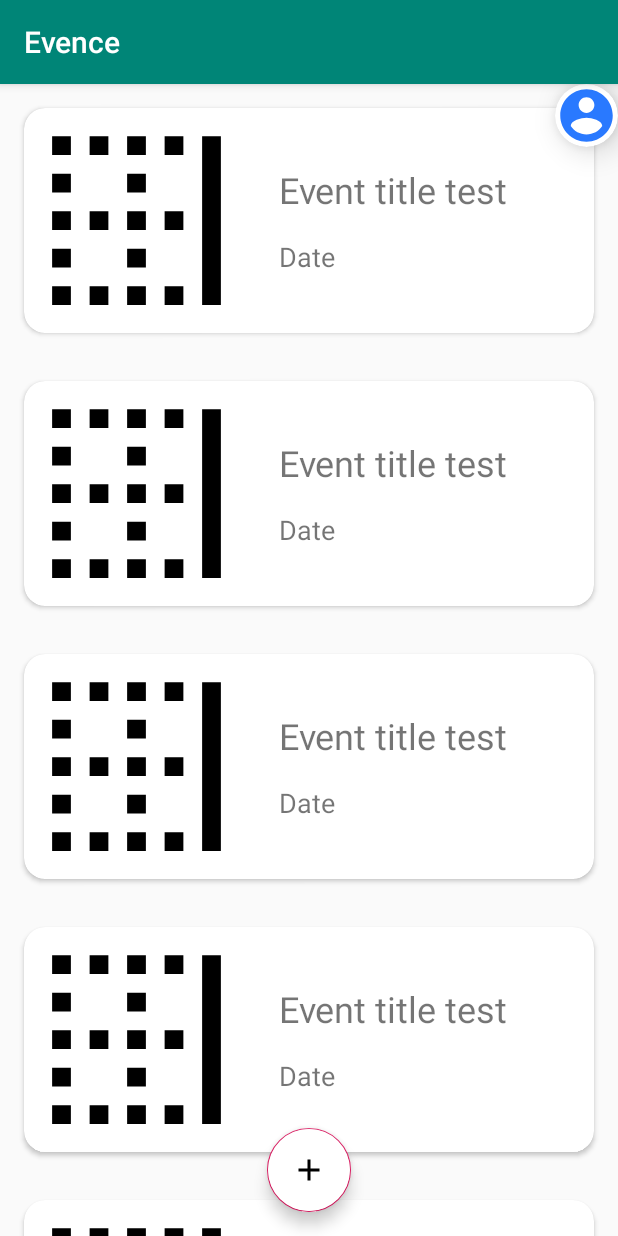
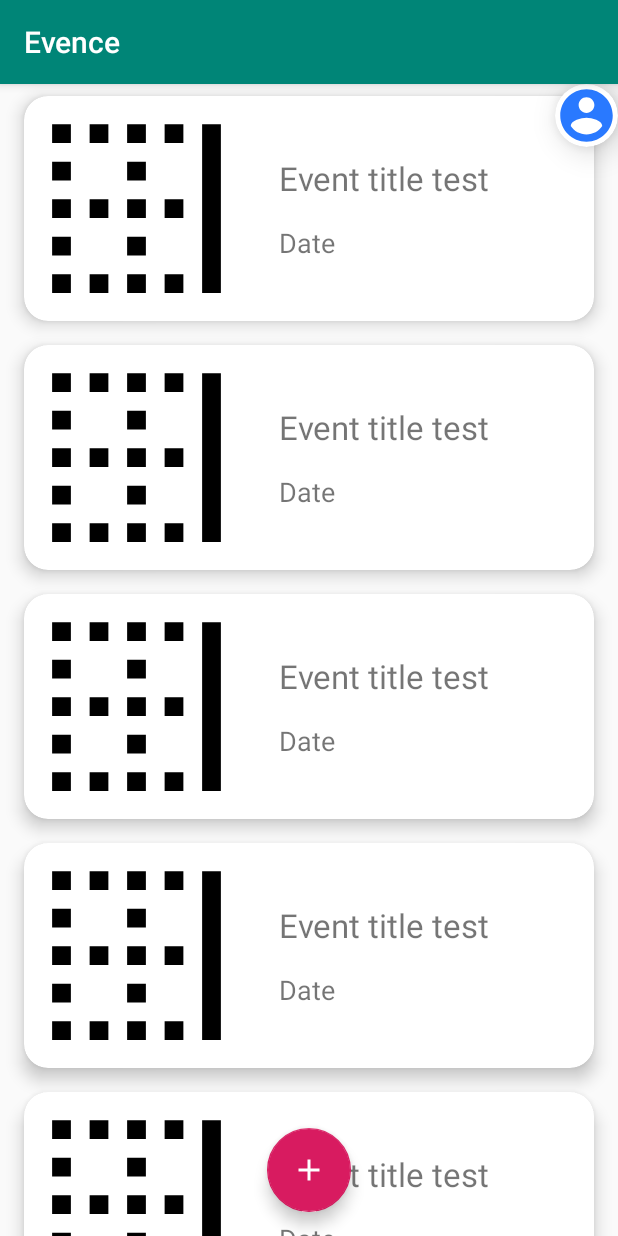
Before and after one commit to danielPerez97/Evence, an Android app: the screen it shows after launch (MainActivity), on a phone screen of 412 x 824 dp. Run offline under Robolectric (Android 15) with nearby library versions, the light colour scheme and no system bars; our stand-ins replace Dagger/Hilt's generated code, RxJava, data binding.

Commit message:
improved ux/ui. added touch feedback

```diff
--- /dev/null
+++ b/app/src/main/res/animator/anim_button_push.xml
@@ -0,0 +1,60 @@
+<?xml version="1.0" encoding="utf-8"?>
+<selector xmlns:android="http://schemas.android.com/apk/res/android">
+
+    <item
+        android:state_enabled="true"
+        android:state_pressed="true">
+
+        <set>
+            <objectAnimator
+                android:duration="@android:integer/config_shortAnimTime"
+                android:propertyName="translationZ"
+                android:valueTo=".5"
+                android:valueType="floatType" />
+
+            <objectAnimator
+                android:duration="@android:integer/config_shortAnimTime"
+                android:propertyName="scaleX"
+                android:valueTo=".90"
+                android:valueType="floatType" />
+
+            <objectAnimator
+                android:duration="@android:integer/config_shortAnimTime"
+                android:propertyName="scaleY"
+                android:valueTo=".90"
+                android:valueType="floatType" />
+
+        </set>
+    </item>
+    <item>
+        <set>
+            <objectAnimator
+                android:duration="@android:integer/config_shortAnimTime"
+                android:propertyName="translationZ"
+                android:valueTo="1"
+                android:valueType="floatType" />
+            <objectAnimator
+                android:duration="@android:integer/config_shortAnimTime"
+                android:propertyName="scaleX"
+                android:valueTo="1"
+                android:valueType="floatType" />
+
+            <objectAnimator
+                android:duration="@android:integer/config_shortAnimTime"
+                android:propertyName="scaleY"
+                android:valueTo="1"
+                android:valueType="floatType" />
+        </set>
+    </item>
+
+
+
+
+
+
+
+
+
+
+
+</selector>
--- /dev/null
+++ b/app/src/main/res/drawable/ic_add_white_24dp.xml
@@ -0,0 +1,5 @@
+<vector android:height="24dp" android:tint="#FFFFFF"
+    android:viewportHeight="24.0" android:viewportWidth="24.0"
+    android:width="24dp" xmlns:android="http://schemas.android.com/apk/res/android">
+    <path android:fillColor="#FF000000" android:pathData="M19,13h-6v6h-2v-6H5v-2h6V5h2v6h6v2z"/>
+</vector>
--- a/app/src/main/res/layout/activity_generate_qr.xml
+++ b/app/src/main/res/layout/activity_generate_qr.xml
@@ -49,16 +49,19 @@
 
                 <androidx.cardview.widget.CardView
                     style="@style/FormCardView"
+
                     android:onClick="@{() -> view.startDateDialog()}"
                     android:layout_weight="1"
                     android:layout_width="match_parent"
                     android:layout_height="wrap_content"
                     android:layout_gravity="center">
+
                     <TextView
                         android:id="@+id/start_date_textView"
                         style="@style/FormDateTextView"
-                        android:text="mm/dd/yyyy"
-                        />
+                        android:layout_height="wrap_content"
+                        android:text="mm/dd/yyyy" />
+
                 </androidx.cardview.widget.CardView>
 
                 <androidx.cardview.widget.CardView
@@ -149,13 +152,14 @@
 
             <androidx.cardview.widget.CardView
                 android:id="@+id/generate_btn"
+                style="@style/ButtonCardView"
                 android:onClick="@{() -> view.generateQR()}"
+                android:layout_width="wrap_content"
+                android:layout_height="wrap_content"
                 android:layout_gravity="center"
                 app:cardUseCompatPadding="true"
-                android:layout_width="wrap_content"
                 android:backgroundTint="@color/colorPrimary"
                 app:cardCornerRadius="24dp"
-                android:layout_height="wrap_content"
                 >
                 <TextView
                     android:layout_width="wrap_content"
@@ -168,6 +172,7 @@
 
             <androidx.cardview.widget.CardView
                 android:id="@+id/save_qr_button"
+                style="@style/ButtonCardView"
                 android:onClick="@{() -> view.saveQrButton()}"
                 android:layout_gravity="center"
                 app:cardUseCompatPadding="true"
--- a/app/src/main/res/layout/activity_main.xml
+++ b/app/src/main/res/layout/activity_main.xml
@@ -16,17 +16,19 @@
         tools:context=".view.ui.MainActivity">
 
         <androidx.cardview.widget.CardView
+            style="@style/ButtonCardView"
             android:layout_width="42dp"
             android:layout_height="42dp"
             app:cardCornerRadius="21dp"
             app:cardElevation="12dp"
             android:layout_gravity="top|end"
             >
-        <ImageView
-            android:id="@+id/login_btn"
-            android:layout_width="wrap_content"
-            android:layout_height="wrap_content"
-            android:src="@drawable/ic_account_circle_blue_48dp"/>
+            <ImageView
+
+                android:id="@+id/login_btn"
+                android:layout_width="wrap_content"
+                android:layout_height="wrap_content"
+                android:src="@drawable/ic_account_circle_blue_48dp"/>
         </androidx.cardview.widget.CardView>
 
         <androidx.recyclerview.widget.RecyclerView
@@ -41,9 +43,9 @@
             android:onClick="@{() -> view.startQrActivity()}"
             android:layout_width="wrap_content"
             android:layout_height="wrap_content"
-            android:backgroundTint="@color/white"
+
             android:layout_gravity="bottom|center"
-            android:src="@drawable/ic_add_black_24dp"
+            android:src="@drawable/ic_add_white_24dp"
             android:layout_margin="16dp"
             app:useCompatPadding="true"
             />
--- a/app/src/main/res/layout/events_list_entry_layout.xml
+++ b/app/src/main/res/layout/events_list_entry_layout.xml
@@ -5,12 +5,23 @@
     xmlns:app="http://schemas.android.com/apk/res-auto"
     xmlns:tools="http://schemas.android.com/tools"
     xmlns:android="http://schemas.android.com/apk/res/android"
+    style="@style/ButtonCardView"
     android:orientation="vertical"
     android:layout_width="match_parent"
-    style="@style/LayoutContainerCardView"
-    android:layout_height="wrap_content">
+    android:layout_height="wrap_content"
+    android:padding="8dp"
+    app:cardCornerRadius="16dp"
+    android:layout_marginTop="8dp"
+    android:layout_marginBottom="8dp"
+    android:layout_marginLeft="16dp"
+    android:layout_marginRight="16dp"
+    app:cardElevation="6dp"
+    >
+
 
     <LinearLayout
+
+
         android:layout_width="match_parent"
         android:layout_height="wrap_content"
         android:orientation="horizontal">
@@ -33,7 +44,7 @@
                 android:layout_height="wrap_content"
                 android:layout_margin="8dp"
                 android:text="Event Title"
-                android:textSize="24sp"
+                android:textSize="22sp"
                  />
 
             <TextView
--- a/app/src/main/res/values/styles.xml
+++ b/app/src/main/res/values/styles.xml
@@ -38,7 +38,7 @@
         <item name="android:layout_marginRight">14dp</item>
     </style>
 
-    <style name="FormCardView">
+    <style name="FormCardView"  parent="ButtonCardView">
         <item name="android:layout_width">match_parent</item>
         <item name="android:layout_height">wrap_content</item>
         <item name="android:padding">8dp</item>
@@ -58,6 +58,13 @@
         <item name="cardCornerRadius">14dp      </item>
     </style>
 
+    <style name="ButtonCardView">
+        <item name="android:focusable">true</item>
+        <item name="android:clickable">true</item>
+        <item name="android:stateListAnimator">@animator/anim_button_push</item>
+        <item name="android:foreground">?android:attr/selectableItemBackground</item>
+    </style>
+
 
 
 
```
